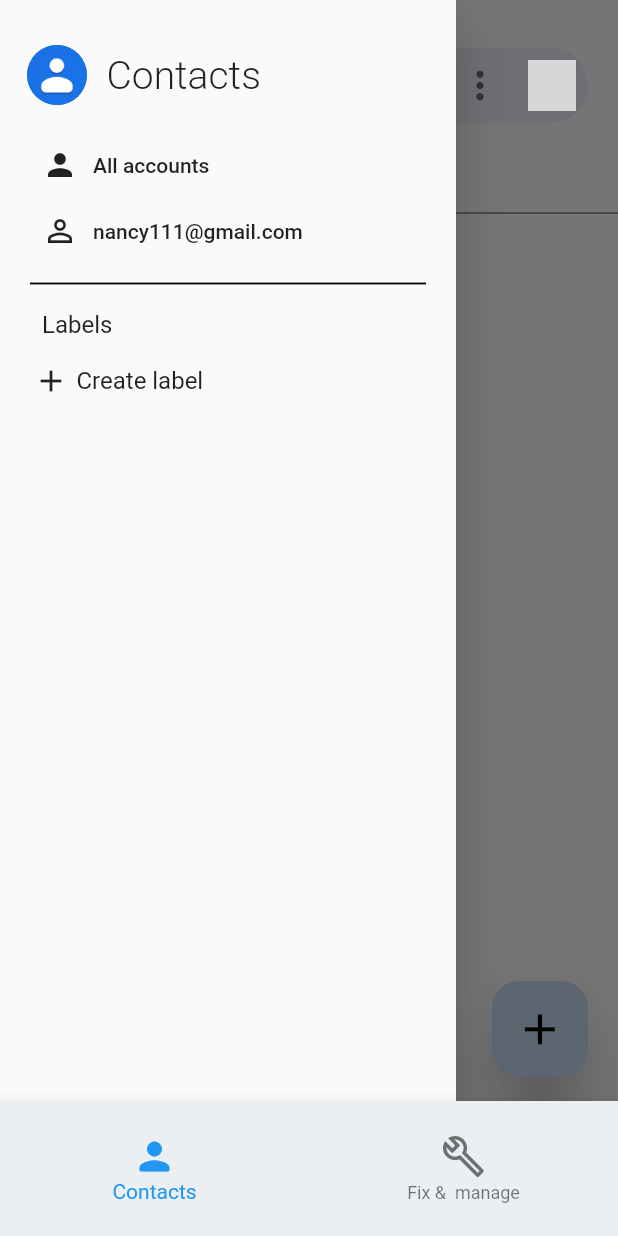
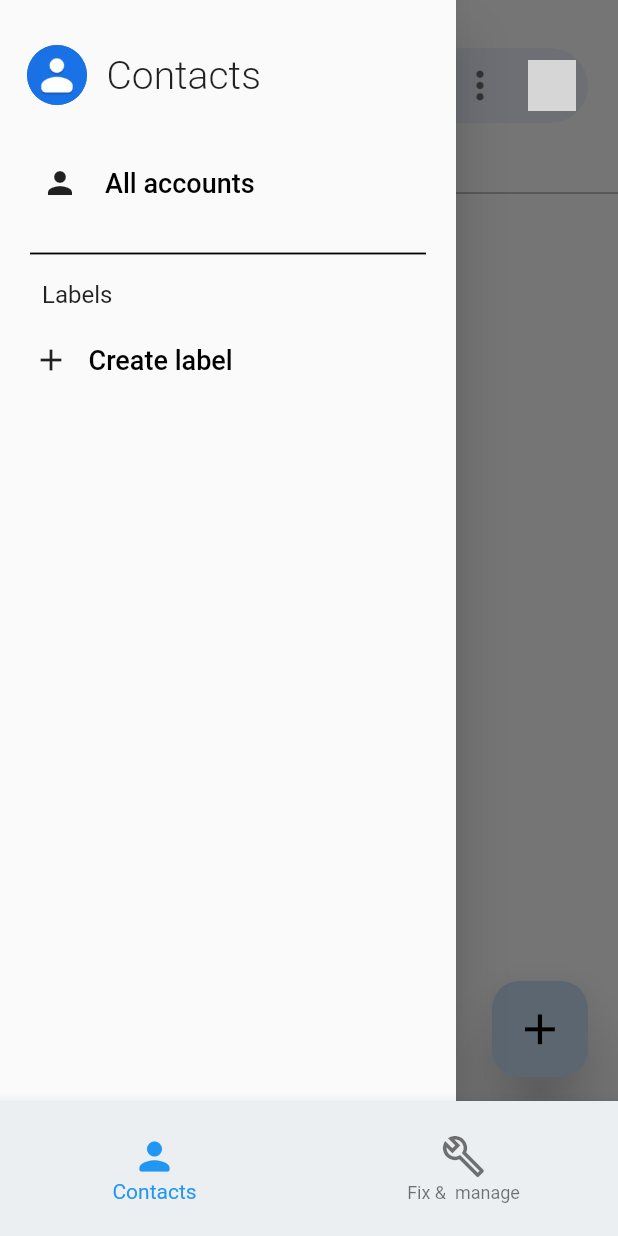
Before and after one commit to shivamgupta7837/gContactClone, a Flutter app: the screen it shows after launch, in the side drawer, after a tap on "Search contacts", on a phone screen of 412 x 824 dp. Run offline on Flutter 3.47's test engine with Material 2 defaults, Android fonts, the phone set to English and light mode, and no system bars; our stand-ins replace contacts_service, image_picker, permission_handler; network calls fail; grey boxes are pictures that could not be loaded.

Commit message:
new update

```diff
--- a/lib/Widget/drawer.dart
+++ b/lib/Widget/drawer.dart
@@ -30,35 +30,23 @@ class NavBar extends StatelessWidget {
           height: 28,
         ),
         Row(
-          children: const [
-            Padding(
+          children:  [
+           const  Padding(
                 padding: EdgeInsets.only(
                   left: 28,
                 ),
                 child: Icon(Icons.person)),
-            SizedBox(
+           const SizedBox(
               width: 10,
             ),
-            Text(
+            TextButton(
+              child:const Text(
               "All accounts",
-              style: TextStyle(fontSize: 14, fontWeight: FontWeight.w500),
-            )
-          ],
-        ),
-        const SizedBox(height: 20),
-        Row(
-          children: [
-            const Padding(
-              padding: EdgeInsets.only(left: 28),
-              child: Icon(Icons.person_outline_outlined),
+              style: TextStyle(fontSize: 18, fontWeight: FontWeight.w500,color: Colors.black),
             ),
-            const SizedBox(
-              width: 10,
-            ),
-            Text(
-              globals.emailId,
-              style: const TextStyle(fontSize: 14, fontWeight: FontWeight.w500),
-            )
+            onPressed: (){
+
+            },)
           ],
         ),
         const SizedBox(
@@ -85,18 +73,18 @@ class NavBar extends StatelessWidget {
           ),
         ),
         const SizedBox(
-          height: 16,
+          height: 10,
         ),
         Padding(
           padding: EdgeInsets.only(left: 22),
           child: Row(
-            children: const [
-              Icon(Icons.add),
-              SizedBox(width: 5),
-              Text(
+            children:  [
+            const  Icon(Icons.add),
+             const  SizedBox(width: 5),
+              TextButton(onPressed: (){}, child: const Text(
                 "Create label",
-                style: TextStyle(fontSize: 16),
-              ),
+                style: TextStyle(fontSize: 18,color: Colors.black),
+              ),)
             ],
           ),
         ),
--- a/lib/Widget/search_bar_widget.dart
+++ b/lib/Widget/search_bar_widget.dart
@@ -18,7 +18,7 @@ class SearchBarWidget extends StatefulWidget {
 
 class _SearchBarWidgetState extends State<SearchBarWidget>{
 
- bool _isContainerVisible = false;
+
 Color searchBoxBg = Color(0xFFeff3fc);
   List<String> popList = ['Select', 'Select all', 'Customise view'];
   @override
--- a/lib/globalVars/globals.dart
+++ b/lib/globalVars/globals.dart
@@ -1,2 +1,2 @@
-String profileImage = "https://previews.123rf.com/images/aurora72/aurora721606/aurora72160600004/59282566-avatar-girls-icon-woman-icon-illustration-face-of-female-icons-cartoon-style-isolated-woman-avatar-f.jpg?fj=1";
-String emailId = "nancy111@gmail.com";
+String profileImage = "https://img.myloview.com/stickers/user-icon-vector-people-icon-profile-vector-icon-person-illustration-business-user-icon-users-group-symbol-male-user-symbol-700-223068865.jpg";
+String emailId = "All accounts";
--- a/lib/main.dart
+++ b/lib/main.dart
@@ -1,6 +1,7 @@
 import 'package:flutter/material.dart';
 import 'package:flutter/services.dart';
-import 'screens/home_page.dart';
+// import 'screens/home_page.dart';
+import 'screens/splash_screen.dart';
 
 
 main() {
@@ -13,9 +14,9 @@ class MyApp extends StatelessWidget {
     SystemChrome.setSystemUIOverlayStyle(const SystemUiOverlayStyle(
       statusBarColor: Colors.transparent,
     ));
-    return MaterialApp(
+    return const MaterialApp(
       debugShowCheckedModeBanner: false,
-      home: HomePage(),
+      home: SplashScreen(),
     );
   }
 }
--- a/lib/screens/phone_numbers.dart
+++ b/lib/screens/phone_numbers.dart
@@ -1,13 +1,17 @@
+import 'dart:math';
+import 'dart:typed_data';
 import 'package:contacts/Widget/drawer.dart';
 import 'package:contacts_service/contacts_service.dart';
 import 'package:flutter/material.dart';
 import 'package:contacts/Widget/search_bar_widget.dart';
-import 'package:permission_handler/permission_handler.dart';
 import '../globalVars/globals.dart' as globals;
-import 'add_contact.dart';
-
+import '../utils/contact-list.dart';
 
 class PhoneNumbers extends StatefulWidget {
+  //  final ContactsService  contacts;
+  //  final Function(ContactsService) onContactUpdate;
+  //  final Function(ContactsService) onContactDelete;
+  // PhoneNumbers(this.contacts,{required this.onContactDelete,requiredthis.onContactUpdate});
   @override
   State<PhoneNumbers> createState() => _PhoneNumbersState();
 }
@@ -45,21 +49,26 @@ bool isMounted = false;
             shape: RoundedRectangleBorder(
               borderRadius: BorderRadius.circular(16),
             ),
-            onPressed: () {
-              Navigator.push(
-                context,
-                MaterialPageRoute(builder: (context) => AddContact()),
-              );
-              //  ContactsService.openContactForm()
+            onPressed: () async{
+              try {
+                 Contact  contact  = await ContactsService.openContactForm();
+                 if(contact != null){
+                  getContacts();
+                 }
+              } catch (e) {
+                print(e.toString());
+              }
             },
             child: const Icon(Icons.add, color: Colors.black, size: 30),
           ),
         ),
       ),
       body: Column(
+        mainAxisSize: MainAxisSize.max,
         children: [
-          Container(
-            height: 105,
+          Expanded(
+            child: Container(
+              height: 905,
               child: Stack(
                 children: [
                   Positioned(
@@ -69,6 +78,7 @@ bool isMounted = false;
                     child: SearchBarWidget(),
                   ),
                 ],
+              ),
             ),
           ),
           Row(
@@ -88,75 +98,49 @@ bool isMounted = false;
           const Divider(
             color: Colors.black,
             thickness: 0.5,
+            height: 0,
           ),
-          GestureDetector(
-             onTap:(){
-                _askForPermission();
-              },
-            child: _renderContacts(contacts: _contacts),
-          )
+          _RenderContacts(contacts: _contacts)
         ],
       ),
     );
   }
-
-  void _askForPermission() async {
-    //status can either denied,restricted,granted or permanent denied
-    final status = await Permission.contacts.status;
-    //we alredy give permission
-    if (status.isGranted) {
-      if(isMounted){}
-     Navigator.push(context, MaterialPageRoute(builder: (context)=>_renderContacts(contacts: null,)));
-    } else if (status.isDenied) {
-      //we didn't  ask for permission aready or we denied
-     print(" permission denied");
 }
-    if (await Permission.contacts.request().isGranted) {
-      print("permision was granted");
-    }
-  }
-}
-
-class _renderContacts extends StatelessWidget {
-  const _renderContacts({
-    Key? key,
-    required Iterable<Contact>? contacts,
-  }) : _contacts = contacts;
-
-  final Iterable<Contact>? _contacts;
-
-  @override
-  Widget build(BuildContext context) {
+Widget _RenderContacts({required var contacts}){
+  var _contacts = contacts;
     return Container(
-      padding: EdgeInsets.only(left: 10),
-      height:589,
+      padding:const EdgeInsets.only(left: 10),
+      height:605,
       color: Colors.white,
       child: _contacts != null
           //Build a list view of all contacts, displaying their avatar and
           // display name
           ? ListView.builder(
             padding: EdgeInsets.only(top: 0),
-      itemCount: _contacts?.length ?? 0,
+      itemCount: _contacts.length ?? 0,
       itemBuilder: (BuildContext context, int index) {
         Contact? contact = _contacts?.elementAt(index);
+        num number = 00;
+        Color color=Colors.primaries[Random().nextInt(Colors.primaries.length )];
         return ListTile(
+          onTap: (){
+            Navigator.of(context).push(MaterialPageRoute(builder: (context)=>FullDetail(name:contact,phoneNumber: number,bgcolor: color,)));
+          },
           contentPadding:
               const EdgeInsets.symmetric( horizontal: 18),
           leading: (contact!.avatar != null && contact.avatar!.isNotEmpty)
-              ? CircleAvatar(
+              ? const CircleAvatar(
+
                 )
               : CircleAvatar(
+                backgroundColor: color,
                 maxRadius: 25,
-                  child: Text(contact.initials()),
+                  child: Text(contact.initials(),style: TextStyle(color: Colors.white,fontWeight: FontWeight.w500),),
                 ),
           title: Text(contact.displayName ?? '',style: TextStyle(fontSize: 18),),
-          // subtitle: Text(number),
-          //This can be further expanded to showing contacts detail
-          // onPressed().
         );
       },
     )
           : const Center(child: CircularProgressIndicator()),
     );
   }
-}
--- /dev/null
+++ b/lib/screens/splash_screen.dart
@@ -0,0 +1,64 @@
+import 'package:contacts/screens/home_page.dart';
+import 'package:flutter/material.dart';
+import 'package:permission_handler/permission_handler.dart';
+
+class SplashScreen extends StatefulWidget {
+  const SplashScreen({Key? key}) : super(key: key);
+
+  @override
+  State<SplashScreen> createState() => _SplashScreenState();
+}
+
+class _SplashScreenState extends State<SplashScreen> {
+
+  @override
+  void initState(){
+    super.initState();
+    _askPermission();
+    _navigator();
+  }
+
+
+  _navigator()async{
+    await Future.delayed(const Duration(milliseconds: 1500),
+    (){});
+
+  }
+  @override
+  Widget build(BuildContext context) {
+    return Scaffold(
+      body: Center(
+        child: Container(
+          padding: EdgeInsets.only(top: 300),
+          height: MediaQuery.of(context).size.height,
+          child: Stack(
+            // mainAxisAlignment: MainAxisAlignment.center,
+            children:  const [
+            CircleAvatar(
+              backgroundImage: AssetImage('assets/images/logocontact.png'),
+              maxRadius: 60,
+            ),
+            // SizedBox(height: 300,),
+            Positioned(top: 440,
+              child: Text('Google ',style: TextStyle(fontSize: 35,),))
+            ],
+          ),
+        ),
+      ),
+    );
+  }
+
+  _askPermission() async{
+     PermissionStatus contactStatus =  await Permission.contacts.request();
+            if(contactStatus == PermissionStatus.granted){
+              if(!mounted){}
+            Navigator.pushReplacement(context, MaterialPageRoute(builder: (context)=>HomePage()));
+            }
+            if(contactStatus == PermissionStatus.denied){
+              _askPermission();
+            }
+            if(contactStatus == PermissionStatus.permanentlyDenied){
+              openAppSettings();
+            }
+  }
+}
```
Also changed, not shown: lib/Widget/ContactDetail.dart (deleted, +0 -36 lines), lib/screens/add_contact.dart (deleted, +0 -174 lines), lib/screens/demoPage.dart (added, +12 -0 lines), lib/utils/buildSavedto.dart (deleted, +0 -57 lines), lib/utils/contact-list.dart (added, +123 -0 lines), 1 other file. Lines whose indentation alone changed are shown as unchanged.
